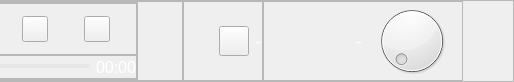
First picture: the form in CaX/widget/playwindow.ui, repository fsest4u/CaX_03, before the edit; both pictures show x 637 to 1151 and y 0 to 82 of the 1151 by 82 pixel window.
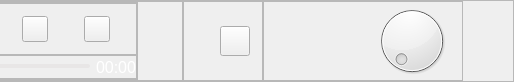
Second picture: the form after the edit. Icons and pictures are not drawn.

```diff
--- a/CaX/widget/playwindow.ui
+++ b/CaX/widget/playwindow.ui
@@ -579,7 +579,7 @@
             <string notr="true">color: rgb(255, 255, 255);</string>
            </property>
            <property name="text">
-            <string>-</string>
+            <string> </string>
            </property>
            <property name="alignment">
             <set>Qt::AlignCenter</set>
@@ -643,7 +643,7 @@
             <string notr="true">color: rgb(255, 255, 255);</string>
            </property>
            <property name="text">
-            <string>-</string>
+            <string> </string>
            </property>
            <property name="alignment">
             <set>Qt::AlignRight|Qt::AlignTrailing|Qt::AlignVCenter</set>
```
